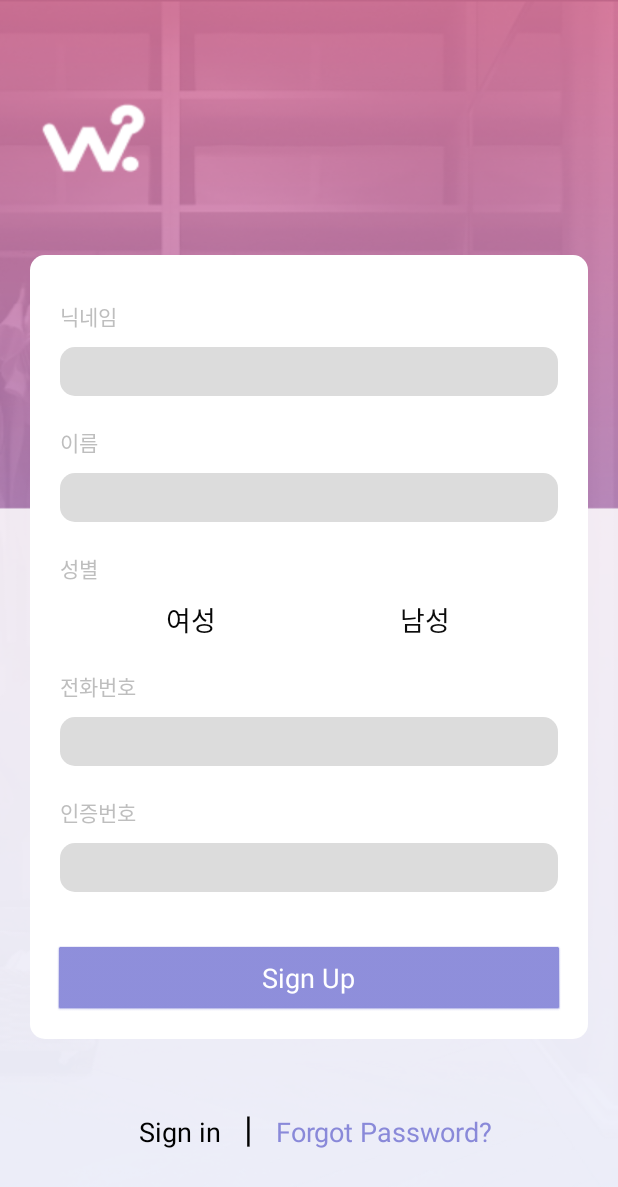
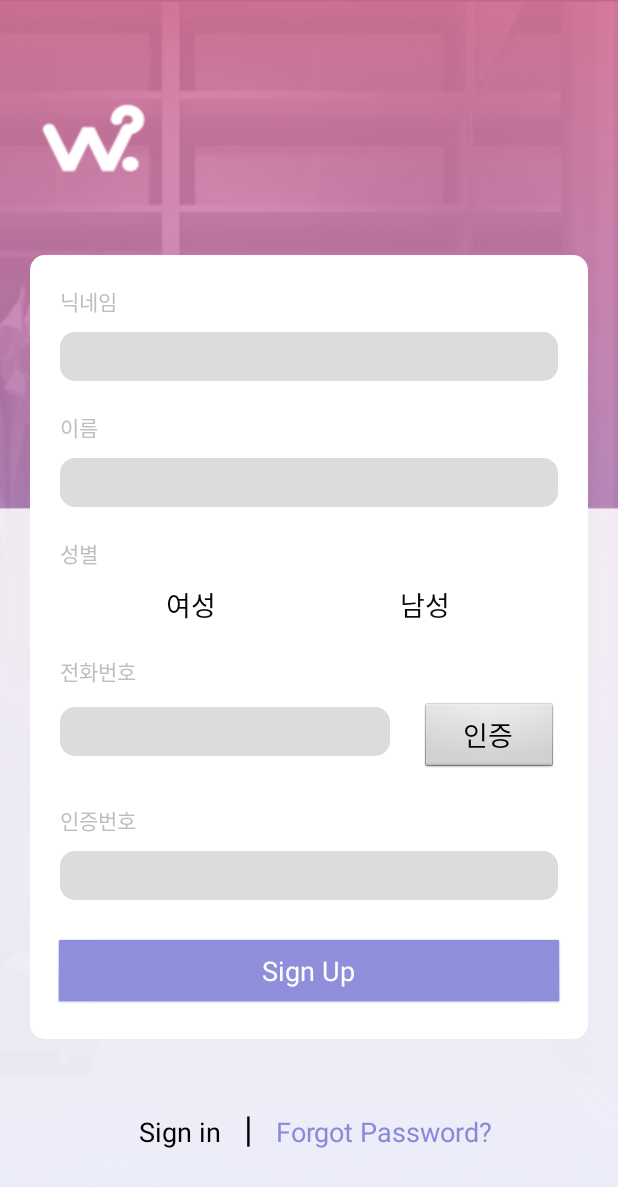
Before and after one commit to twinklesu/5G, an Android app: the layout activity_join2.xml on its own in the app's theme, with its tools: preview values and no code run, on a phone screen of 412 x 824 dp. Shown: the top 1187 px of the screen. Run offline under Robolectric (Android 15) with nearby library versions, the phone set to English and light mode, and no system bars.

Commit message:
button connection

```diff
--- a/app/src/main/res/layout/activity_join2.xml
+++ b/app/src/main/res/layout/activity_join2.xml
@@ -28,11 +28,11 @@
             android:layout_width="match_parent"
             android:layout_height="wrap_content"
             android:layout_marginLeft="20dp"
-            android:layout_marginTop="30dp"
+            android:layout_marginTop="20dp"
             android:text="닉네임" />
 
         <EditText
-            android:id="@+id/txtNickName"
+            android:id="@+id/edtNickName"
             android:layout_width="match_parent"
             android:layout_height="wrap_content"
             android:layout_marginLeft="20dp"
@@ -52,7 +52,7 @@
             android:text="이름" />
 
         <EditText
-            android:id="@+id/txtName"
+            android:id="@+id/edtName"
             android:layout_width="match_parent"
             android:layout_height="wrap_content"
             android:layout_marginLeft="20dp"
@@ -113,17 +113,33 @@
             android:layout_marginTop="20dp"
             android:text="전화번호" />
 
+        <LinearLayout
+            android:layout_width="match_parent"
+            android:layout_height="wrap_content"
+            android:orientation="horizontal">
+
             <EditText
-            android:id="@+id/txtPhoneNum"
-            android:layout_width="match_parent"
+                android:id="@+id/edtTel"
+                android:layout_width="wrap_content"
                 android:layout_height="wrap_content"
                 android:layout_marginLeft="20dp"
                 android:layout_marginTop="10dp"
                 android:layout_marginRight="20dp"
+                android:layout_weight="6"
                 android:background="@drawable/rounded_edittext"
-            android:ems="10"
                 android:inputType="phone"
                 android:textSize="24sp" />
+
+            <Button
+                android:id="@+id/btnCertification"
+                android:layout_width="wrap_content"
+                android:layout_height="wrap_content"
+                android:layout_marginTop="10dp"
+                android:layout_marginRight="20dp"
+                android:layout_weight="1"
+                android:text="인증"
+                android:textSize="18sp" />
+        </LinearLayout>
 
         <TextView
             android:id="@+id/textView22"
@@ -134,7 +150,7 @@
             android:text="인증번호" />
 
         <EditText
-            android:id="@+id/txtCertification"
+            android:id="@+id/edtCertification"
             android:layout_width="match_parent"
             android:layout_height="wrap_content"
             android:layout_marginLeft="20dp"
@@ -146,12 +162,12 @@
             android:textSize="24sp" />
 
         <Button
-            android:id="@+id/btnJoin"
+            android:id="@+id/btnSignUp"
             android:layout_width="match_parent"
             android:layout_height="wrap_content"
             android:layout_gravity="center"
             android:layout_marginLeft="15dp"
-            android:layout_marginTop="35dp"
+            android:layout_marginTop="25dp"
             android:layout_marginRight="15dp"
             android:backgroundTint="#8989d9"
             android:text="Sign Up"
--- a/app/src/main/res/layout/activity_login.xml
+++ b/app/src/main/res/layout/activity_login.xml
@@ -40,7 +40,7 @@
                 android:text="이메일" />
 
             <EditText
-                android:id="@+id/txtLoginId"
+                android:id="@+id/edtLoginId"
                 android:layout_width="match_parent"
                 android:layout_height="wrap_content"
                 android:layout_gravity="center|center_horizontal"
@@ -62,7 +62,7 @@
                 android:text="패스워드" />
 
             <EditText
-                android:id="@+id/txtLoginPw"
+                android:id="@+id/edtLoginPw"
                 android:layout_width="match_parent"
                 android:layout_height="wrap_content"
                 android:layout_marginLeft="20dp"
--- a/app/src/main/res/layout/activity_post_write.xml
+++ b/app/src/main/res/layout/activity_post_write.xml
@@ -81,7 +81,7 @@
 
         <Button
             android:id="@+id/btnOk"
-            android:layout_width="wrap_content"
+            android:layout_width="match_parent"
             android:layout_height="wrap_content"
             android:layout_gravity="center"
             android:text="작성" />
```
Also changed, not shown: app/src/main/java/com/example/weather/JoinActivity1.java (+21 -0 lines), app/src/main/java/com/example/weather/JoinActivity2.java (+25 -0 lines), app/src/main/java/com/example/weather/LoginActivity.java (+33 -0 lines), app/src/main/res/layout/activity_join1.xml (+7 -7 lines). Lines whose indentation alone changed are shown as unchanged.
